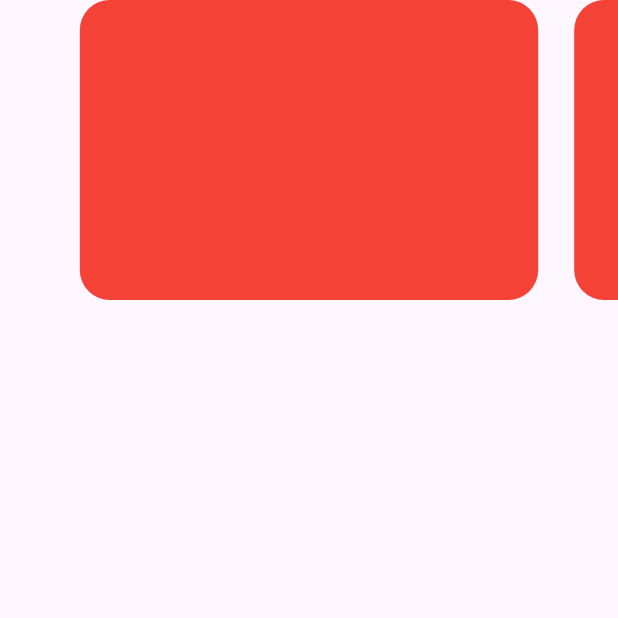
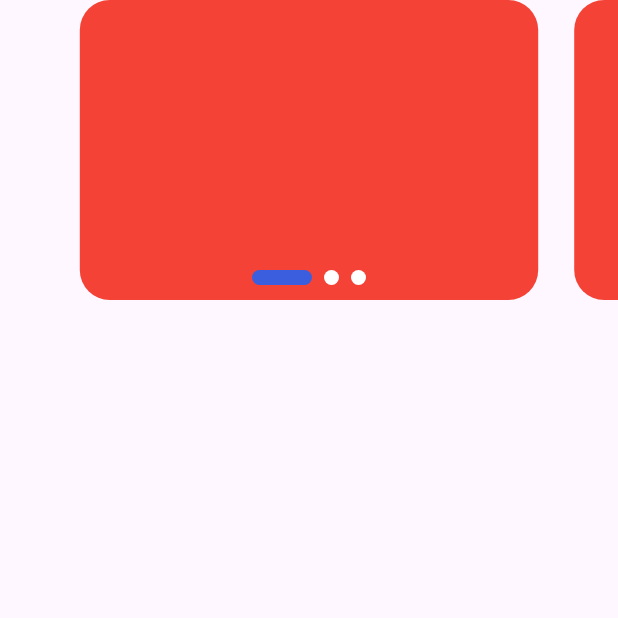
Before and after one commit to HamidrezaTorkamaneh/Online-Shop, a Flutter app: the screen it shows after launch, on a phone screen of 412 x 824 dp, the top half of it. Run offline on Flutter 3.47's test engine with Material 3 defaults, Android fonts, the phone set to English and light mode, and no system bars; drawn by our look-alikes of smooth_page_indicator.

Commit message:
fixed banner slider

```diff
--- a/lib/main.dart
+++ b/lib/main.dart
@@ -1,4 +1,7 @@
 import 'package:flutter/material.dart';
+import 'package:online_shop/widgets/banner_slider.dart';
+import 'package:online_shop/widgets/custom_color.dart';
+import 'package:smooth_page_indicator/smooth_page_indicator.dart';
 
 void main() {
   runApp(const MyApp());
@@ -9,29 +12,12 @@ class MyApp extends StatelessWidget {
 
   @override
   Widget build(BuildContext context) {
+
     return MaterialApp(
       debugShowCheckedModeBanner: false,
       home: Scaffold(
         body: SafeArea(
-          child: SizedBox(
-            height: 200,
-            child: PageView.builder(
-              controller: PageController(
-                viewportFraction:0.8
-              ),
-              itemCount: 3,
-              itemBuilder: (context, index) {
-                return Container(
-                  margin: EdgeInsets.symmetric(horizontal: 12),
-                  height: 200,
-                  decoration: BoxDecoration(
-                    borderRadius: BorderRadius.circular(20),
-                    color: Colors.red,
-                  ),
-                );
-              },
-            ),
-          ),
+          child: BannerSlider(),
         ),
       ),
     );
--- /dev/null
+++ b/lib/widgets/banner_slider.dart
@@ -0,0 +1,48 @@
+import 'package:flutter/cupertino.dart';
+import 'package:flutter/material.dart';
+import 'package:smooth_page_indicator/smooth_page_indicator.dart';
+
+import 'custom_color.dart';
+
+class BannerSlider extends StatelessWidget{
+  const BannerSlider({super.key});
+  @override
+  Widget build(BuildContext context) {
+    final conroller=PageController(viewportFraction: 0.8);
+    return Stack(
+      alignment: Alignment.bottomCenter,
+      children: [
+        SizedBox(
+          height: 200,
+          child: PageView.builder(
+            controller: conroller,
+            itemCount: 3,
+            itemBuilder: (context, index) {
+              return Container(
+                margin: EdgeInsets.symmetric(horizontal: 12),
+                height: 200,
+                decoration: BoxDecoration(
+                  borderRadius: BorderRadius.circular(20),
+                  color: Colors.red,
+                ),
+              );
+            },
+          ),
+        ),
+        Positioned(
+          bottom: 10,
+          child: SmoothPageIndicator(controller: conroller, count: 3,effect: ExpandingDotsEffect(
+            dotHeight: 10,
+            dotWidth: 10,
+            dotColor: Colors.white,
+            expansionFactor: 4,
+            activeDotColor: CustomColor.purpleColor,
+
+
+          ),),
+        )
+      ],
+    );
+  }
+
+}
--- /dev/null
+++ b/lib/widgets/custom_color.dart
@@ -0,0 +1,5 @@
+import 'dart:ui';
+
+class CustomColor{
+  static const Color purpleColor= Color(0xff3B5EDF);
+}
--- a/pubspec.yaml
+++ b/pubspec.yaml
@@ -36,6 +36,7 @@ dependencies:
   # Use with the CupertinoIcons class for iOS style icons.
   cupertino_icons: ^1.0.2
   flutter_svg: ^2.0.10+1
+  smooth_page_indicator: ^1.2.0+3
 
 dev_dependencies:
   flutter_test:
@@ -46,7 +47,6 @@ dev_dependencies:
   # activated in the `analysis_options.yaml` file located at the root of your
   # package. See that file for information about deactivating specific lint
   # rules and activating additional ones.
-  flutter_lints: ^2.0.0
 
 # For information on the generic Dart part of this file, see the
 # following page: https://dart.dev/tools/pub/pubspec
```
Also changed, not shown: pubspec.lock.
